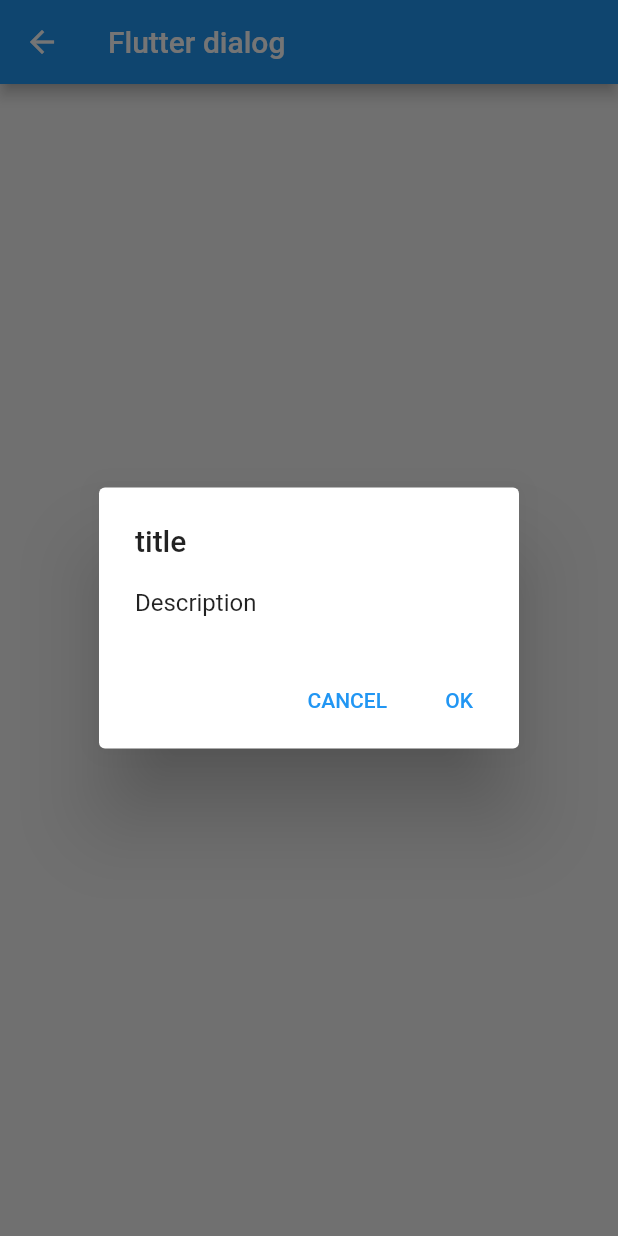
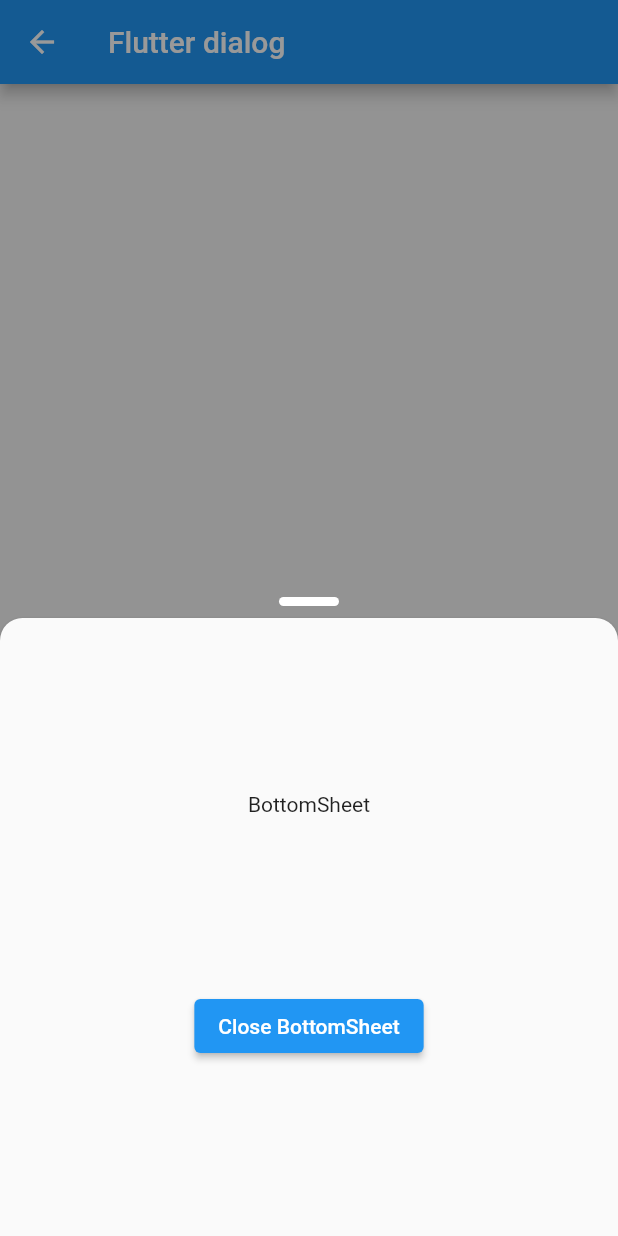
Before and after one commit to hndrr/flutter_dialog, a Flutter app: the NextPage screen opened directly, on a phone screen of 412 x 824 dp. Run offline on Flutter 3.47's test engine with Material 2 defaults, Android fonts, the phone set to English and light mode, and no system bars; our stand-ins replace image_picker, modal_bottom_sheet; missing offline and left inert: image_picker_for_web.

Commit message:
ModalBottomSheetを追加

```diff
--- a/lib/next_page.dart
+++ b/lib/next_page.dart
@@ -1,30 +1,33 @@
 import 'package:flutter/material.dart';
+import 'package:flutter/cupertino.dart';
 import 'package:flutter/widgets.dart';
+import 'package:modal_bottom_sheet/modal_bottom_sheet.dart';
 
 class NextPage extends StatelessWidget {
   NextPage(this.value);
   final bool value;
 
   _showAlertDialog(BuildContext context) {
-    return showDialog<void>(
+    return showBarModalBottomSheet(
+      barrierColor: Colors.black.withOpacity(0.4),
       context: context,
-      barrierDismissible: false,
-      builder: (BuildContext context) {
-        return AlertDialog(
-          title: Text('title'),
-          content: Text('Description'),
-          actions: <Widget>[
-            TextButton(
-              child: Text('CANCEL'),
-              onPressed: () => {Navigator.pop(context)},
-            ),
-            TextButton(
-              child: Text('OK'),
-              onPressed: () => {Navigator.pop(context)},
-            ),
+      builder: (context) => Container(
+        alignment: Alignment.center,
+        height: MediaQuery.of(context).size.height / 2,
+        margin: EdgeInsets.symmetric(horizontal: 10),
+        child: Column(
+          mainAxisAlignment: MainAxisAlignment.spaceEvenly,
+          children: [
+            const Text('BottomSheet'),
+            ElevatedButton(
+              child: const Text('Close BottomSheet'),
+              onPressed: () {
+                Navigator.pop(context);
+              },
+            )
           ],
-        );
-      },
+        ),
+      ),
     );
   }
 
--- a/pubspec.yaml
+++ b/pubspec.yaml
@@ -29,6 +29,7 @@ dependencies:
   # Use with the CupertinoIcons class for iOS style icons.
   cupertino_icons: ^1.0.2
   image_picker: ^0.8.0+1
+  modal_bottom_sheet: ^2.0.0
 
 dev_dependencies:
   flutter_test:
```
